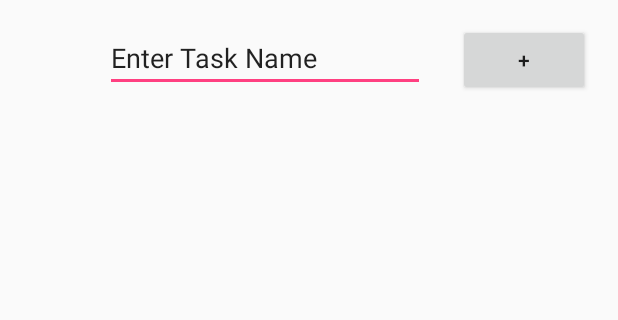
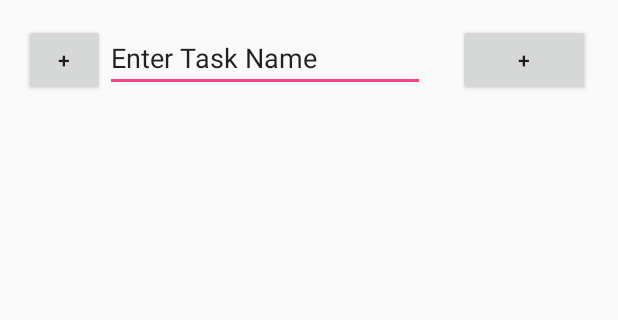
Before and after one commit to lilogevo/Perry, an Android app: the screen it shows after launch (MainActivity), on a phone screen of 412 x 824 dp, the part 152-472 px from its top. Run offline under Robolectric (Android 15) with nearby library versions, the phone set to English and light mode, and no system bars.

Commit message:
Implemented Database, can view list of alarms, and add alarms
Still needs to be debugged. Main glitch after going back after adding
alarm.

```diff
--- a/PERRY2/app/src/main/java/a461lapp/perry/MainActivity.java
+++ b/PERRY2/app/src/main/java/a461lapp/perry/MainActivity.java
@@ -6,17 +6,32 @@ import android.os.Bundle;
 import android.view.View;
 import android.widget.Button;
 import android.widget.EditText;
-
+import android.widget.*;
+import java.util.*;
 
 public class MainActivity extends AppCompatActivity {
     Button changeActivityExampleButton;
-    DBHelper database;
+    DBHelper db;
+    List<Data> listOfAlarms;
+    ListView yourListView;
 
     @Override
     protected void onCreate(Bundle savedInstanceState) {
         super.onCreate(savedInstanceState);
         setContentView(R.layout.activity_main);
+        listOfAlarms = new ArrayList<>();
 
+
+        yourListView = (ListView) findViewById(R.id.table);
+
+        db = DBHelper.getInstance(this);
+        ArrayList<Data> temp = db.getAllAlarms();
+        for (int i = 0; i < temp.size(); i++){
+            listOfAlarms.add(temp.get(i));
+        }
+
+        ListAdapter customAdapter = new ListAdapter(this, R.layout.itemlistrow, listOfAlarms);
+        yourListView.setAdapter(customAdapter);
 
         changeActivityExampleButton = (Button) findViewById(R.id.createAlarm);
         changeActivityExampleButton.setOnClickListener(new View.OnClickListener() {
@@ -29,5 +44,24 @@ public class MainActivity extends AppCompatActivity {
                 startActivity(i);
             }
         });
+
+        Button updateButton = (Button) findViewById(R.id.updateAlarm);
+        updateButton.setOnClickListener(new View.OnClickListener() {
+            @Override
+            public void onClick(View v) {
+                listOfAlarms.clear();
+                ArrayList<Data> temp = db.getAllAlarms();
+                for (int i = 0; i < temp.size(); i++){
+                    listOfAlarms.add(temp.get(i));
+                }
+               updateAlarm();
+            }
+        });
+
+    }
+
+    public void updateAlarm(){
+        ListAdapter newAdapter = new ListAdapter(this, R.layout.itemlistrow, listOfAlarms);
+        yourListView.setAdapter(newAdapter);
     }
 }
--- a/PERRY2/app/src/main/java/a461lapp/perry/Notification.java
+++ b/PERRY2/app/src/main/java/a461lapp/perry/Notification.java
@@ -11,6 +11,7 @@ import android.widget.Button;
 import android.widget.EditText;
 import android.widget.TextView;
 import java.util.Calendar;
+import java.util.*;
 
 
 /**
@@ -45,6 +46,7 @@ public class Notification extends Activity {
         super.onCreate(savedInstanceState);
         setContentView(R.layout.activity_alarm);
         id = System.currentTimeMillis();
+
 
 
 
@@ -92,7 +94,8 @@ public class Notification extends Activity {
             public void onClick(View v) {
                 System.out.println(taskResult);
                 createAlarm();
-                db.insertAlarm(taskResult, month, day, year, hour, minute);
+                db.insertAlarm(String.valueOf(id), taskResult, month, day, year, hour, minute);
+
             }
         });
 
@@ -108,6 +111,7 @@ public class Notification extends Activity {
 
             dateResult = data.getStringExtra("date");
             dateHeader.setText(dateResult);
+
         }
 
         if ((requestCode == 7890) && (resultCode == RESULT_OK) && (data != null)) {
--- a/PERRY2/app/src/main/res/layout/activity_main.xml
+++ b/PERRY2/app/src/main/res/layout/activity_main.xml
@@ -18,6 +18,15 @@
         android:layout_alignBaseline="@+id/alarmName"
         android:layout_alignBottom="@+id/alarmName"
         android:layout_toRightOf="@+id/alarmName" />
+
+    <Button
+        android:layout_width="wrap_content"
+        android:layout_height="wrap_content"
+        android:id="@+id/updateAlarm"
+        android:text="+"
+        android:layout_alignBaseline="@+id/alarmName"
+        android:layout_alignBottom="@+id/alarmName"
+        android:layout_toLeftOf="@+id/alarmName" />
 
     <EditText
         android:layout_width="wrap_content"
@@ -40,4 +49,14 @@
         android:layout_alignParentTop="true"
         android:layout_alignParentLeft="true" />
 
+    <ListView
+        android:layout_width="match_parent"
+        android:layout_height="match_parent"
+        android:layout_alignParentRight="true"
+        android:layout_alignParentEnd="true"
+        android:layout_marginRight="37dp"
+        android:layout_marginEnd="37dp"
+        android:id="@+id/table"
+        android:layout_below="@id/alarmName"/>
+
 </RelativeLayout>
```
Also changed, not shown: PERRY2/app/src/main/java/a461lapp/perry/DBHelper.java (+21 -13 lines), PERRY2/app/src/main/java/a461lapp/perry/Data.java (added, +48 -0 lines), PERRY2/app/src/main/java/a461lapp/perry/ListAdapter.java (added, +57 -0 lines), PERRY2/app/src/main/java/a461lapp/perry/ListAlarmsActivity.java (+4 -4 lines), PERRY2/app/src/main/res/layout/itemlistrow.xml (added, +42 -0 lines).
